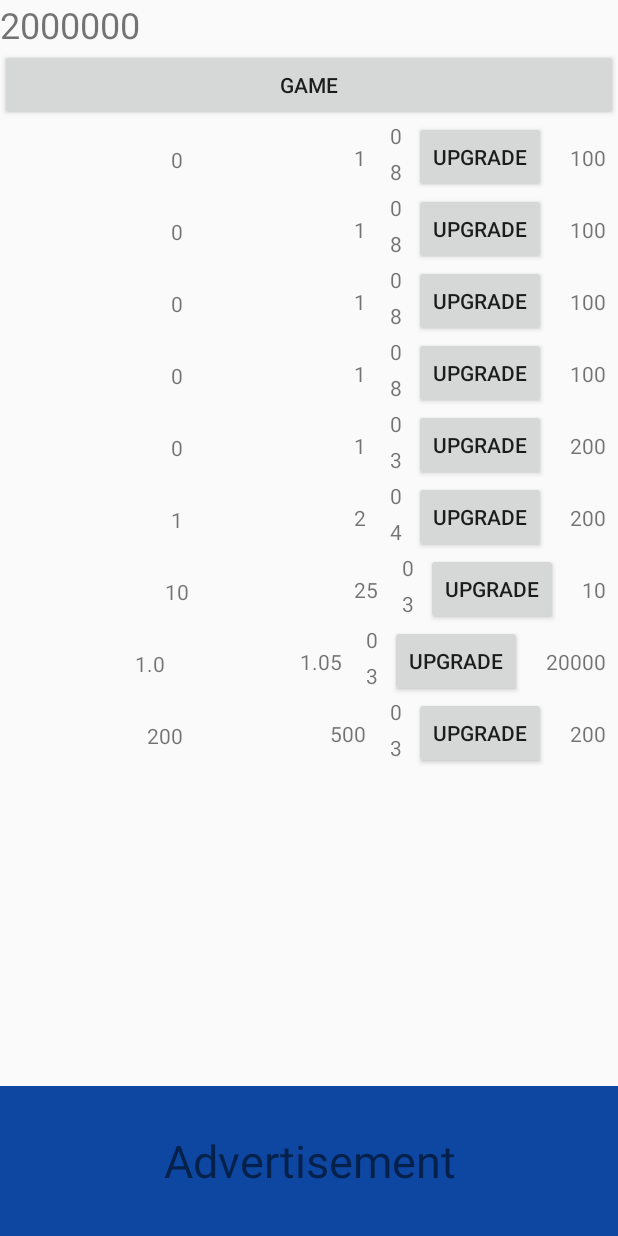
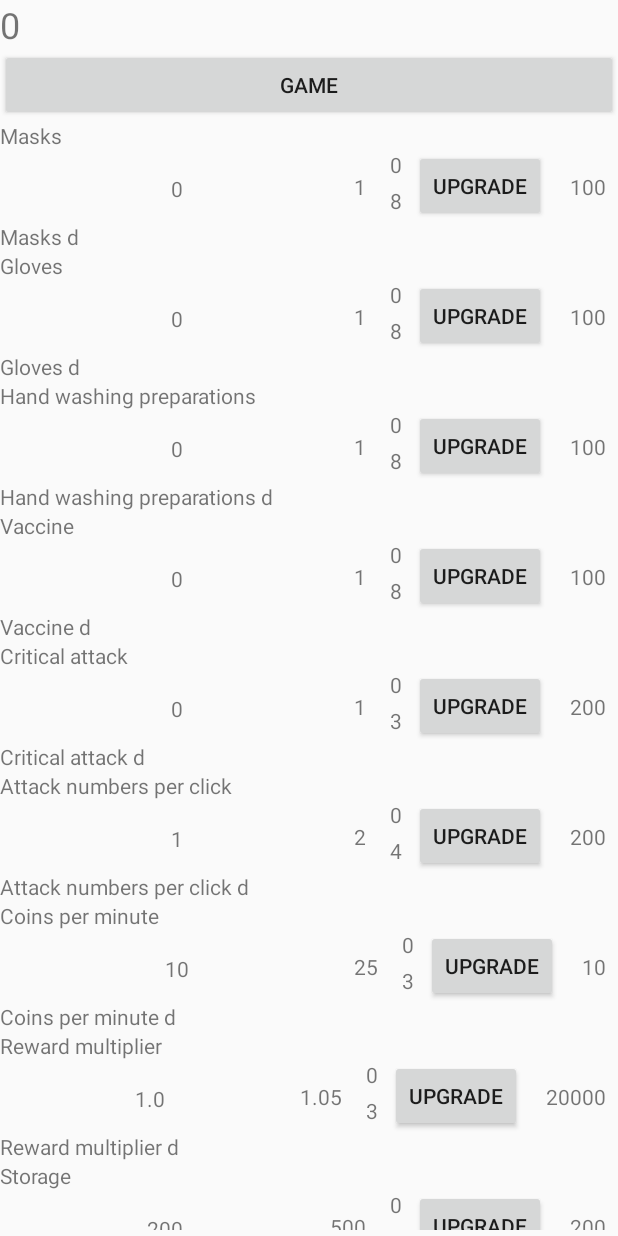
Before and after one commit to CzarqR/VirusKillerClicker, an Android app: the GameFragment screen opened through its navigation route, after a tap on "SHOP", on a phone screen of 412 x 824 dp. Run offline under Robolectric (Android 15) with nearby library versions, the phone set to English and light mode, and no system bars; our stand-ins replace AdMob, Timber, data binding; 2 statements that could not run were skipped.

Commit message:
Ad banner, Interstitial ad

```diff
--- a/app/build.gradle
+++ b/app/build.gradle
@@ -67,6 +67,7 @@ dependencies {
 
     implementation 'com.google.code.gson:gson:2.8.6'
 
+    implementation 'com.google.android.gms:play-services-ads:19.1.0'
 
 
 }
--- a/app/src/main/AndroidManifest.xml
+++ b/app/src/main/AndroidManifest.xml
@@ -10,6 +10,11 @@
         android:roundIcon="@mipmap/ic_launcher_round"
         android:supportsRtl="true"
         android:theme="@style/AppFullScreenTheme">
+
+        <meta-data
+            android:name="com.google.android.gms.ads.APPLICATION_ID"
+            android:value="@string/ad_mob_id"/>
+
         <activity android:name=".MainActivity">
             <intent-filter>
                 <action android:name="android.intent.action.MAIN" />
--- a/app/src/main/java/com/myniprojects/viruskiller/MainActivity.kt
+++ b/app/src/main/java/com/myniprojects/viruskiller/MainActivity.kt
@@ -1,27 +1,65 @@
 package com.myniprojects.viruskiller
 
 import android.os.Bundle
+import android.util.DisplayMetrics
 import android.view.View
 import androidx.appcompat.app.AppCompatActivity
+import com.google.android.gms.ads.*
+import kotlinx.android.synthetic.main.activity_main.*
 import timber.log.Timber
+import java.util.*
 
 
 class MainActivity : AppCompatActivity()
 {
 
+    companion object
+    {
+        private lateinit var mInterstitialAd: InterstitialAd
+        fun showAd()
+        {
+            if (mInterstitialAd.isLoaded)
+            {
+                mInterstitialAd.show()
+            }
+            else
+            {
+                Timber.d("The interstitial wasn't loaded yet.")
+            }
+        }
+    }
+
     override fun onCreate(savedInstanceState: Bundle?)
     {
         super.onCreate(savedInstanceState)
         setContentView(R.layout.activity_main)
+        MobileAds.initialize(this) {}
+
+        // banner
+        val adRequest = AdRequest.Builder().build()
+        adView.loadAd(adRequest)
+
+        // interstitial
+        mInterstitialAd = InterstitialAd(this)
+        mInterstitialAd.adUnitId = getString(R.string.fullscreen_ad)
+        mInterstitialAd.loadAd(AdRequest.Builder().build())
+        mInterstitialAd.adListener = object : AdListener() {
+            override fun onAdClosed() {
+                mInterstitialAd.loadAd(AdRequest.Builder().build())
+            }
+        }
+
+
         Timber.plant(Timber.DebugTree())
         Timber.i("onCreate Called")
+    }
 
-    }
 
     //Hide navigation bar permanently
     private fun fullScreenCall()
     {
-        window.decorView.systemUiVisibility = View.SYSTEM_UI_FLAG_HIDE_NAVIGATION or View.SYSTEM_UI_FLAG_IMMERSIVE_STICKY
+        window.decorView.systemUiVisibility =
+            View.SYSTEM_UI_FLAG_HIDE_NAVIGATION or View.SYSTEM_UI_FLAG_IMMERSIVE_STICKY
     }
 
     /** Lifecycle Methods **/
--- a/app/src/main/java/com/myniprojects/viruskiller/model/Bonus.kt
+++ b/app/src/main/java/com/myniprojects/viruskiller/model/Bonus.kt
@@ -8,7 +8,9 @@ import timber.log.Timber
 data class Bonus(
     var currLvl: Byte,
     val prices: IntArray,
-    val values: Array<Number>
+    val values: Array<Number>,
+    val name: String,
+    val desc: String
 )
 {
     val isMax: Boolean
--- a/app/src/main/java/com/myniprojects/viruskiller/model/Bonuses.kt
+++ b/app/src/main/java/com/myniprojects/viruskiller/model/Bonuses.kt
@@ -2,6 +2,8 @@ package com.myniprojects.viruskiller.model
 
 import androidx.lifecycle.LiveData
 import androidx.lifecycle.MutableLiveData
+import com.myniprojects.viruskiller.R
+import com.myniprojects.viruskiller.utils.App
 import timber.log.Timber
 
 class Bonuses(
@@ -141,32 +143,72 @@ class Bonuses(
     @Suppress("UNCHECKED_CAST")
     fun getBonusList(): MutableList<Bonus>
     {
+        val bonusSavedLivesMultiplier0 =
+            Bonus(
+                _savedLivesMultiplier0.value!!,
+                pricesSLM,
+                valuesSLM as Array<Number>,
+                App.context!!.getString(R.string.masks),
+                App.context!!.getString(R.string.masks_desc)
 
-        val bonusSavedLivesMultiplier0 =
-            Bonus(_savedLivesMultiplier0.value!!, pricesSLM, valuesSLM as Array<Number>)
+            )
 
         val bonusSavedLivesMultiplier1 =
-            Bonus(_savedLivesMultiplier1.value!!, pricesSLM, valuesSLM as Array<Number>)
+            Bonus(
+                _savedLivesMultiplier1.value!!, pricesSLM, valuesSLM as Array<Number>,
+                App.context!!.getString(R.string.gloves),
+                App.context!!.getString(R.string.gloves_desc)
+            )
 
         val bonusSavedLivesMultiplier2 =
-            Bonus(_savedLivesMultiplier2.value!!, pricesSLM, valuesSLM as Array<Number>)
+            Bonus(
+                _savedLivesMultiplier2.value!!, pricesSLM, valuesSLM as Array<Number>,
+                App.context!!.getString(R.string.hand_washing_preparations),
+                App.context!!.getString(R.string.hand_washing_preparations_desc)
+            )
 
         val bonusSavedLivesMultiplier3 =
-            Bonus(_savedLivesMultiplier3.value!!, pricesSLM, valuesSLM as Array<Number>)
+            Bonus(
+                _savedLivesMultiplier3.value!!, pricesSLM, valuesSLM as Array<Number>,
+                App.context!!.getString(R.string.vaccine),
+                App.context!!.getString(R.string.vaccine_desc)
+            )
 
         val bonusCriticalAttack =
-            Bonus(_criticalAttack.value!!, pricesCA, valuesCA as Array<Number>)
+            Bonus(
+                _criticalAttack.value!!, pricesCA, valuesCA as Array<Number>,
+                App.context!!.getString(R.string.critical_attack),
+                App.context!!.getString(R.string.critical_attack_desc)
+            )
 
         val bonusNumberAttackPerClick =
-            Bonus(_numbersAttackPerClick.value!!, pricesNAPC, valuesNAPC as Array<Number>)
+            Bonus(
+                _numbersAttackPerClick.value!!, pricesNAPC, valuesNAPC as Array<Number>,
+                App.context!!.getString(R.string.attack_numbers_per_click),
+                App.context!!.getString(R.string.attack_numbers_per_click_desc)
+            )
 
         val bonusCoinsPerMinutes =
-            Bonus(_coinsPerMinutes.value!!, pricesCPM, valuesCPM as Array<Number>)
+            Bonus(
+                _coinsPerMinutes.value!!, pricesCPM, valuesCPM as Array<Number>,
+                App.context!!.getString(R.string.coins_per_minute),
+                App.context!!.getString(R.string.coins_per_minute_desc)
+            )
 
-        val bonusStorage = Bonus(_storage.value!!, pricesS, valuesS as Array<Number>)
+        val bonusStorage = Bonus(
+            _storage.value!!, pricesS, valuesS as Array<Number>,
+            App.context!!.getString(R.string.storage),
+            App.context!!.getString(R.string.storage_desc)
+        )
 
         val bonusRewardMultiplier =
-            Bonus(_rewardMultiplier.value!!, pricesRM, valuesRM as Array<Number>)
+            Bonus(
+                _rewardMultiplier.value!!,
+                pricesRM,
+                valuesRM as Array<Number>,
+                App.context!!.getString(R.string.reward_multiplier),
+                App.context!!.getString(R.string.reward_multiplier_desc)
+            )
 
         return mutableListOf(
             bonusSavedLivesMultiplier0,
--- a/app/src/main/java/com/myniprojects/viruskiller/model/GameState.kt
+++ b/app/src/main/java/com/myniprojects/viruskiller/model/GameState.kt
@@ -14,8 +14,8 @@ class GameState(private val context: Context)
 
     //region properties
 
-    private val _money = MutableLiveData<Int>()
-    val money: LiveData<Int>
+    private val _money = MutableLiveData<Long>()
+    val money: LiveData<Long>
         get() = _money
 
     private val _killedViruses = MutableLiveData<Int>()
@@ -138,7 +138,7 @@ class GameState(private val context: Context)
 
             putString(context.getString(R.string.game_state_key), gameStateDataString)
             putString(context.getString(R.string.virus_key), virusDataString)
-            putInt(context.getString(R.string.money_key), _money.value!!)
+            putLong(context.getString(R.string.money_key), _money.value!!)
             putInt(context.getString(R.string.storage_value_key), currStorage)
             commit()
         }
@@ -164,7 +164,7 @@ class GameState(private val context: Context)
             context.getString(R.string.NotLoaded)
         )
 
-        val mon: Int = sharedPreferences.getInt(
+        val mon: Long = sharedPreferences.getLong(
             context.getString(R.string.money_key),
             0
         )
@@ -254,7 +254,7 @@ class GameState(private val context: Context)
 
         val sharedPreferences = PreferenceManager.getDefaultSharedPreferences(context)
 
-        val mon: Int = sharedPreferences.getInt(
+        val mon: Long = sharedPreferences.getLong(
             context.getString(R.string.money_key),
             0
         )
@@ -277,8 +277,7 @@ class GameState(private val context: Context)
 
 
         _bonuses = Bonuses(bonusesData)
-        _money.value = mon.plus(1000000)
-
+        _money.value = mon
     }
 
     fun collectStorage()
--- a/app/src/main/java/com/myniprojects/viruskiller/screens/game/GameFragment.kt
+++ b/app/src/main/java/com/myniprojects/viruskiller/screens/game/GameFragment.kt
@@ -12,6 +12,7 @@ import androidx.lifecycle.lifecycleScope
 import androidx.navigation.Navigation
 import androidx.navigation.fragment.findNavController
 import com.google.gson.Gson
+import com.myniprojects.viruskiller.MainActivity
 
 import com.myniprojects.viruskiller.R
 import  com.myniprojects.viruskiller.databinding.FragmentGameBinding
@@ -58,7 +59,7 @@ class GameFragment : Fragment()
                 bonusesDataString,
                 viewModel.gameState.money.value!!
             )
-
+            MainActivity.showAd()
             Navigation.findNavController(requireView()).navigate(action)
         }
 
--- a/app/src/main/java/com/myniprojects/viruskiller/screens/shop/ShopViewModel.kt
+++ b/app/src/main/java/com/myniprojects/viruskiller/screens/shop/ShopViewModel.kt
@@ -12,19 +12,19 @@ import com.myniprojects.viruskiller.model.Bonuses
 import com.myniprojects.viruskiller.model.BonusesData
 import timber.log.Timber
 
-class ShopViewModel(money: Int, private var bonuses: Bonuses, private var context: Context) :
+class ShopViewModel(money: Long, private var bonuses: Bonuses, private var context: Context) :
     ViewModel()
 {
 
-    private val _money = MutableLiveData<Int>()
-    val money: LiveData<Int>
+    private val _money = MutableLiveData<Long>()
+    val money: LiveData<Long>
         get() = _money
 
     private var _bonusList = MutableLiveData<MutableList<Bonus>>()
     val bonusList: LiveData<MutableList<Bonus>>
         get() = _bonusList
 
-    val mon: Int
+    val mon: Long
         get() = _money.value!!
 
 
@@ -65,7 +65,7 @@ class ShopViewModel(money: Int, private var bonuses: Bonuses, private var contex
         with(sharedPreferences.edit()) {
 
             putString(context.getString(R.string.bonuses_key), bonusesDataString)
-            putInt(context.getString(R.string.money_key), mon)
+            putLong(context.getString(R.string.money_key), mon)
             commit()
         }
     }
--- a/app/src/main/java/com/myniprojects/viruskiller/screens/shop/ShopViewModelFactory.kt
+++ b/app/src/main/java/com/myniprojects/viruskiller/screens/shop/ShopViewModelFactory.kt
@@ -7,7 +7,7 @@ import androidx.lifecycle.ViewModelProvider
 import com.myniprojects.viruskiller.model.Bonuses
 
 class ShopViewModelFactory(
-    private val money: Int,
+    private val money: Long,
     private val bonuses: Bonuses,
     private val context: Context
 ) : ViewModelProvider.Factory
--- a/app/src/main/java/com/myniprojects/viruskiller/utils/BonusAdapter.kt
+++ b/app/src/main/java/com/myniprojects/viruskiller/utils/BonusAdapter.kt
@@ -59,11 +59,15 @@ class BonusAdapter : RecyclerView.Adapter<RecyclerView.ViewHolder>()
         private val upgrade: TextView = itemView.butUpgrade
         private val currValue: TextView = itemView.txtCurrentValue
         private val nextValue: TextView = itemView.txtNextValue
+        private val name: TextView = itemView.txtName
+        private val desc: TextView = itemView.txtDesc
 
 
         fun bind(bonus: Bonus)
         {
             maxLvl.text = bonus.maxLvlString
+            name.text = bonus.name
+            desc.text = bonus.desc
 
             currLvl.text = bonus.currLvlString
             price.text = bonus.currPriceString
--- a/app/src/main/res/layout/activity_main.xml
+++ b/app/src/main/res/layout/activity_main.xml
@@ -13,23 +13,30 @@
         android:layout_width="match_parent"
         android:layout_height="0dp"
         app:defaultNavHost="true"
-        app:layout_constraintBottom_toTopOf="@+id/textView"
+        app:layout_constraintBottom_toTopOf="@+id/adView"
         app:layout_constraintEnd_toEndOf="parent"
         app:layout_constraintStart_toStartOf="parent"
         app:layout_constraintTop_toTopOf="parent"
         app:navGraph="@navigation/navigation" />
 
-    <TextView
-        android:id="@+id/textView"
-        android:layout_width="0dp"
-        android:layout_height="100dp"
-        android:background="#0D47A1"
-        android:gravity="center"
-        android:text="@string/advertisement"
-        android:textSize="30sp"
+
+    <com.google.android.gms.ads.AdView
+        android:id="@+id/adView"
+        android:layout_width="match_parent"
+        android:layout_height="wrap_content"
+        android:layout_marginStart="4dp"
+        android:layout_marginEnd="4dp"
+        android:layout_marginBottom="4dp"
+        app:adSize="SMART_BANNER"
+        app:adUnitId="@string/banner_bottom_id"
         app:layout_constraintBottom_toBottomOf="parent"
         app:layout_constraintEnd_toEndOf="parent"
-        app:layout_constraintStart_toStartOf="parent" />
+        app:layout_constraintStart_toStartOf="parent"/>
+
+
+
+
+
 
 
 </androidx.constraintlayout.widget.ConstraintLayout>
--- a/app/src/main/res/layout/layout_bonus_list_item.xml
+++ b/app/src/main/res/layout/layout_bonus_list_item.xml
@@ -1,7 +1,18 @@
 <?xml version="1.0" encoding="utf-8"?>
-<androidx.constraintlayout.widget.ConstraintLayout xmlns:android="http://schemas.android.com/apk/res/android"
+<androidx.appcompat.widget.LinearLayoutCompat xmlns:android="http://schemas.android.com/apk/res/android"
     xmlns:app="http://schemas.android.com/apk/res-auto"
     xmlns:tools="http://schemas.android.com/tools"
+    android:layout_width="match_parent"
+    android:layout_height="wrap_content"
+    android:orientation="vertical">
+
+
+    <TextView
+        android:id="@+id/txtName"
+        android:layout_width="match_parent"
+        android:layout_height="wrap_content" />
+
+    <androidx.constraintlayout.widget.ConstraintLayout
         android:layout_width="match_parent"
         android:layout_height="wrap_content">
 
@@ -62,5 +73,11 @@
             app:layout_constraintEnd_toStartOf="@+id/txtPrice"
             app:layout_constraintTop_toTopOf="parent" />
 
+    </androidx.constraintlayout.widget.ConstraintLayout>
 
-</androidx.constraintlayout.widget.ConstraintLayout>
+    <TextView
+        android:id="@+id/txtDesc"
+        android:layout_width="match_parent"
+        android:layout_height="wrap_content"/>
+
+</androidx.appcompat.widget.LinearLayoutCompat>
--- a/app/src/main/res/navigation/navigation.xml
+++ b/app/src/main/res/navigation/navigation.xml
@@ -40,7 +40,7 @@
             app:argType="string" />
         <argument
             android:name="money"
-            app:argType="integer" />
+            app:argType="long" />
         <action
             android:id="@+id/shop_to_game"
             app:destination="@id/gameFragment"
--- a/app/src/main/res/values/strings.xml
+++ b/app/src/main/res/values/strings.xml
@@ -17,13 +17,29 @@
     <string name="max_lvl">Max Lvl</string>
     <string name="storage_value_key">Max Lvl</string>
     <string name="last_minute_passed_key">last_minute_passed_key</string>
+    <string name="ad_mob_id">ca-app-pub-8557833758890885~4541898244</string>
+    <string name="banner_bottom_id">ca-app-pub-3940256099942544/6300978111</string>
+    <string name="fullscreen_ad">ca-app-pub-3940256099942544/1033173712</string>
+
+
+
     <string name="masks">Masks</string>
     <string name="gloves">Gloves</string>
-    <string name="bonus4">Bonus 4</string>
-
+    <string name="vaccine">Vaccine</string>
+    <string name="hand_washing_preparations">Hand washing preparations</string>
     <string name="critical_attack">Critical attack</string>
     <string name="attack_numbers_per_click">Attack numbers per click</string>
     <string name="coins_per_minute">Coins per minute</string>
     <string name="reward_multiplier">Reward multiplier</string>
     <string name="storage">Storage</string>
+
+    <string name="masks_desc">Masks d</string>
+    <string name="gloves_desc">Gloves d</string>
+    <string name="vaccine_desc">Vaccine d</string>
+    <string name="hand_washing_preparations_desc">Hand washing preparations d</string>
+    <string name="critical_attack_desc">Critical attack d</string>
+    <string name="attack_numbers_per_click_desc">Attack numbers per click d</string>
+    <string name="coins_per_minute_desc">Coins per minute d</string>
+    <string name="reward_multiplier_desc">Reward multiplier d</string>
+    <string name="storage_desc">Storage d</string>
 </resources>
```
Lines whose indentation alone changed are shown as unchanged.
